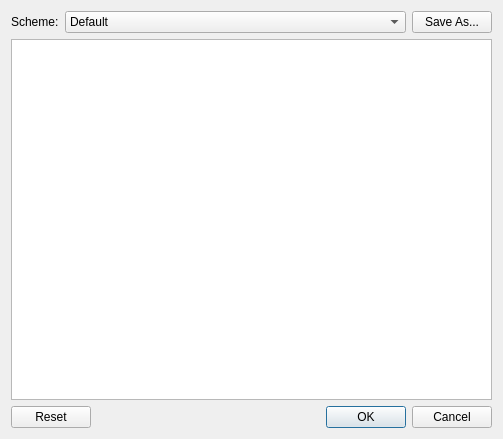
First picture: the form in src/shortcuts/shortcuteditor.ui, repository jgehring/arora, before the edit.
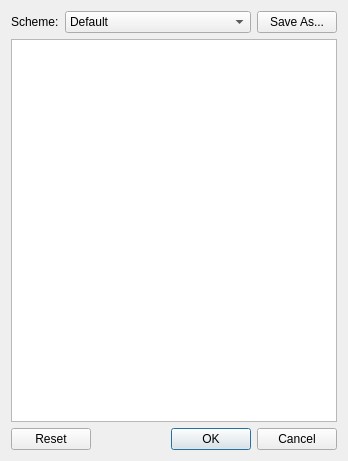
Second picture: the form after the edit.

What changed in the file:
```diff
--- a/src/shortcuts/shortcuteditor.ui
+++ b/src/shortcuts/shortcuteditor.ui
@@ -6,8 +6,8 @@
    <rect>
     <x>0</x>
     <y>0</y>
-    <width>503</width>
-    <height>439</height>
+    <width>348</width>
+    <height>461</height>
    </rect>
   </property>
   <property name="windowTitle">
@@ -54,7 +54,17 @@
     </layout>
    </item>
    <item row="1" column="0" colspan="2">
-    <widget class="QTreeView" name="shortcuts"/>
+    <widget class="QTreeView" name="shortcuts">
+     <property name="alternatingRowColors">
+      <bool>true</bool>
+     </property>
+     <property name="rootIsDecorated">
+      <bool>false</bool>
+     </property>
+     <property name="uniformRowHeights">
+      <bool>true</bool>
+     </property>
+    </widget>
    </item>
    <item row="2" column="0" colspan="2">
     <widget class="QDialogButtonBox" name="buttonBox">
```
